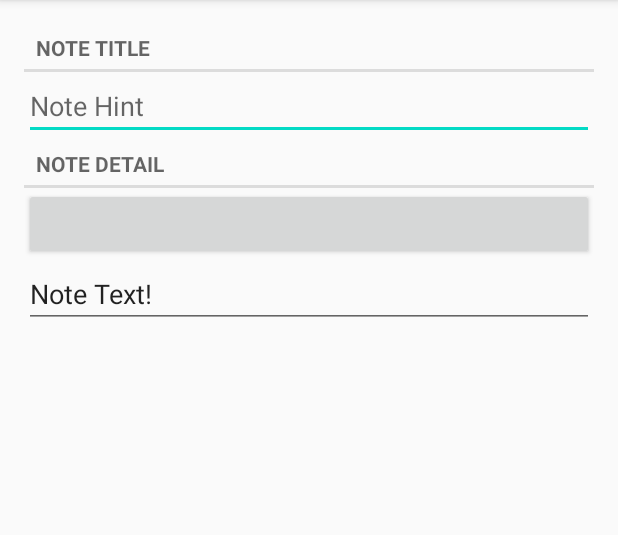
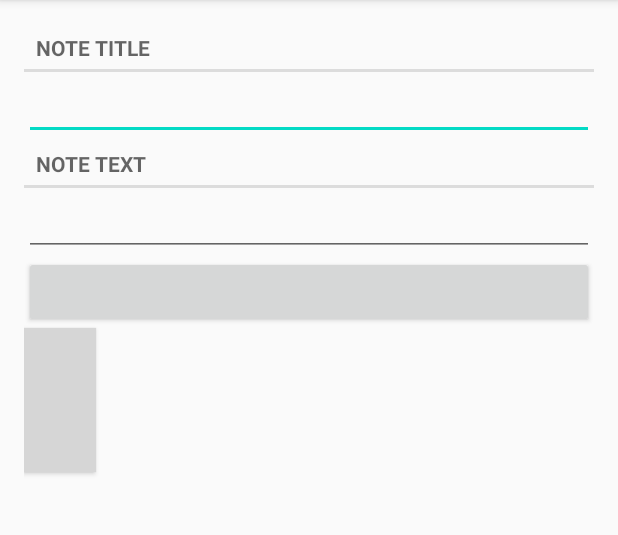
Before and after one commit to agi-templar/Echo, an Android app: the layout fragment_note.xml on its own in the app's theme, with its tools: preview values and no code run, on a phone screen of 412 x 824 dp, the part 84-619 px from its top. Run offline under Robolectric (Android 15) with nearby library versions, the phone set to English and light mode, and no system bars; grey boxes are pictures that could not be loaded.

Commit message:
minor layout changes 🎆

```diff
--- a/app/src/main/java/com/example/echo/CreateNoteFragment.java
+++ b/app/src/main/java/com/example/echo/CreateNoteFragment.java
@@ -36,6 +36,7 @@ public class CreateNoteFragment extends Fragment {
     private EditText mTitleField;
     private EditText mNoteTextField;
     private Button mDateButton;
+    private Button mImageUpload;
 
     @Override
     public void onCreate(Bundle savedInstanceState) {
--- a/app/src/main/java/com/example/echo/NoteListFragment.java
+++ b/app/src/main/java/com/example/echo/NoteListFragment.java
@@ -1,5 +1,6 @@
 package com.example.echo;
 
+import android.content.Intent;
 import android.os.Bundle;
 import android.view.LayoutInflater;
 import android.view.View;
@@ -84,6 +85,10 @@ public class NoteListFragment extends Fragment {
             Toast.makeText(getActivity(),
                     mNote.getTitle() + " clicked!", Toast.LENGTH_SHORT)
                     .show();
+
+            Intent intent = new Intent(getActivity(), CreateNoteActivity.class);
+//            intent.putExtra("notes", text_of_note);
+            startActivity(intent);
         }
     }
 
--- a/app/src/main/res/layout/fragment_note.xml
+++ b/app/src/main/res/layout/fragment_note.xml
@@ -14,8 +14,7 @@
     <EditText
         android:id="@+id/note_title"
         android:layout_width="match_parent"
-        android:layout_height="wrap_content"
-        android:hint="@string/note_title_hint" />
+        android:layout_height="wrap_content" />
 
     <TextView
         style="?android:listSeparatorTextViewStyle"
@@ -23,15 +22,20 @@
         android:layout_height="wrap_content"
         android:text="@string/note_details_label" />
 
+    <EditText
+        android:id="@+id/note_text"
+        android:layout_width="match_parent"
+        android:layout_height="wrap_content" />
+
     <Button
         android:id="@+id/note_date"
         android:layout_width="match_parent"
         android:layout_height="wrap_content" />
 
-    <EditText
-        android:id="@+id/note_text"
-        android:layout_width="match_parent"
+    <Button
+        android:id="@+id/upload_image"
+        android:layout_width="48dp"
         android:layout_height="wrap_content"
-        android:text="@string/note_text" />
+        android:background="@mipmap/image_upload" />
 
 </LinearLayout>
--- a/app/src/main/res/values/strings.xml
+++ b/app/src/main/res/values/strings.xml
@@ -4,9 +4,9 @@
     <!-- Strings used for fragments for navigation -->
 
     <string name="note_title_label">Note Title</string>
-    <string name="note_title_hint">Note Hint</string>
-    <string name="note_details_label">Note Detail</string>
-    <string name="note_text">Note Text!</string>
+    <string name="note_title_hint">input title here</string>
+    <string name="note_details_label">note text</string>
+    <string name="note_text">say something to the world</string>
     <string name="add_note">Add</string>
     <string name="reset_note">Reset</string>
     <string name="icon">Note Icon</string>
```
Also changed, not shown: app/src/main/res/layout/list_item_note.xml (+4 -4 lines).
